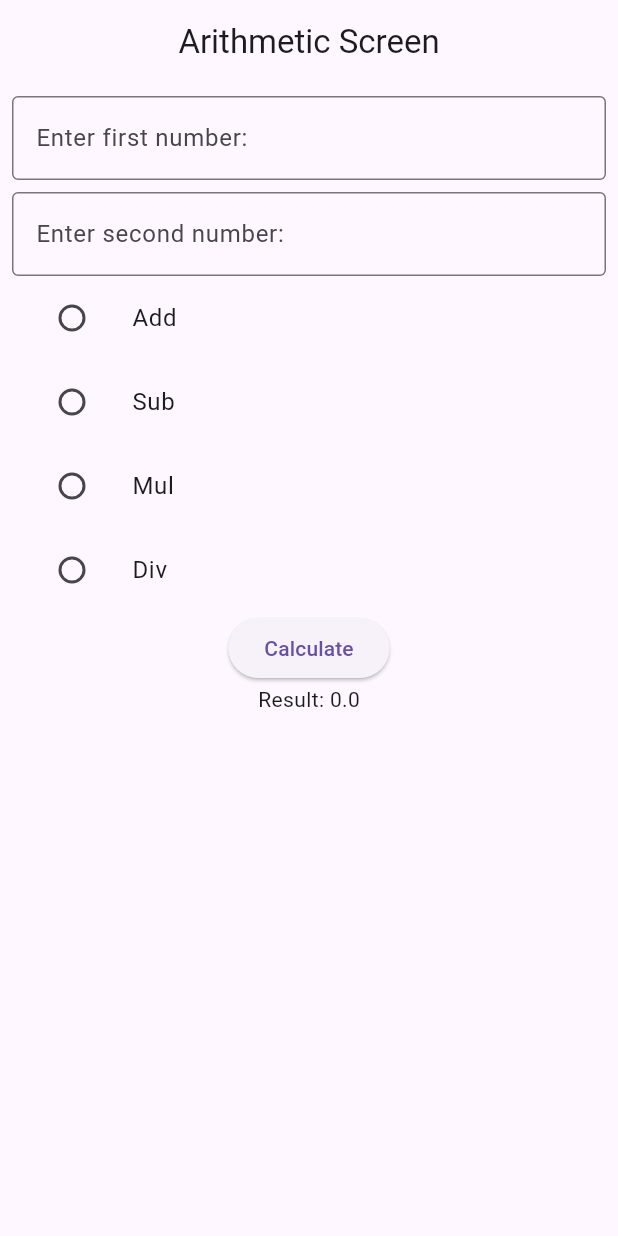
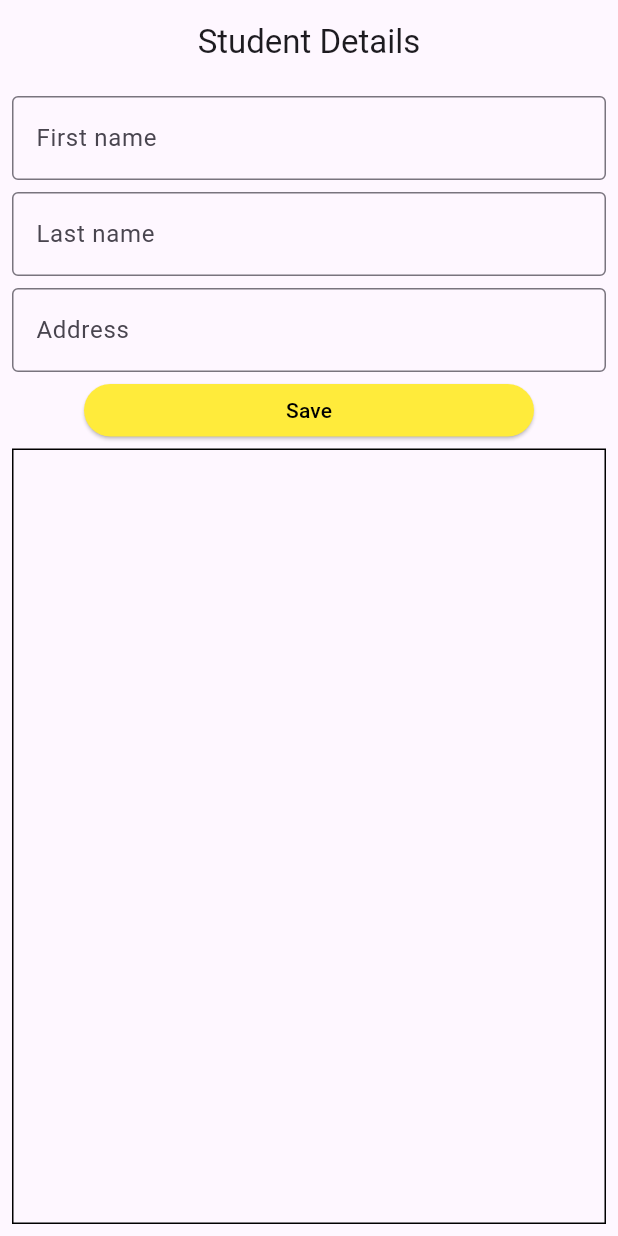
Before and after one commit to KryssNa/MobileApplication32, a Flutter app: the screen it shows after launch, on a phone screen of 412 x 824 dp. Run offline on Flutter 3.47's test engine with Material 3 defaults, Android fonts, the phone set to English and light mode, and no system bars.

Commit message:
Student details assignment

```diff
--- a/lib/app/app.dart
+++ b/lib/app/app.dart
@@ -1,5 +1,5 @@
 import 'package:flutter/material.dart';
-import 'package:simple_interest/screen/arithmetic_screen.dart';
+import 'package:simple_interest/screen/student_details_screen.dart';
 
 class App extends StatelessWidget {
   const App({super.key});
@@ -7,7 +7,7 @@ class App extends StatelessWidget {
   @override
   Widget build(BuildContext context) {
     return const MaterialApp(
-      home: ArithmeticScreen(),
+      home: StudentDetailsScreen(),
     );
   }
 }
--- /dev/null
+++ b/lib/common_widget/my_button.dart
@@ -0,0 +1,20 @@
+import 'package:flutter/material.dart';
+
+class MyButton extends StatelessWidget {
+  const MyButton({super.key, required this.onPressed, required this.text});
+  final VoidCallback onPressed;
+  final String text;
+
+  @override
+  Widget build(BuildContext context) {
+    return ElevatedButton(
+        onPressed: onPressed,
+        style: ElevatedButton.styleFrom(
+            // padding: const EdgeInsets.symmetric(horizontal: 20, vertical: 10),
+            backgroundColor: Colors.yellow),
+        child: Text(
+          text,
+          style: const TextStyle(color: Colors.black),
+        ));
+  }
+}
--- /dev/null
+++ b/lib/common_widget/my_textfield.dart
@@ -0,0 +1,30 @@
+import 'package:flutter/material.dart';
+
+class MyTextFormField extends StatelessWidget {
+  const MyTextFormField({
+    super.key,
+    required this.onChanged,
+    required this.text,
+  });
+
+  // on changed callback
+  final ValueChanged<String> onChanged;
+  final String text;
+
+  @override
+  Widget build(BuildContext context) {
+    return TextFormField(
+      decoration: InputDecoration(
+        hintText: text,
+        border: const OutlineInputBorder(),
+      ),
+      onChanged: onChanged,
+      validator: (value) {
+        if (value!.isEmpty) {
+          return 'Please enter some text';
+        }
+        return null;
+      },
+    );
+  }
+}
--- /dev/null
+++ b/lib/model/student_details_model.dart
@@ -0,0 +1,12 @@
+class StudentDetailsModel {
+  final String firstName;
+  final String lastName;
+  final String address;
+  StudentDetailsModel(
+      {required this.firstName, required this.lastName, required this.address});
+
+  studentDetial() {
+    return StudentDetailsModel(
+        firstName: firstName, lastName: lastName, address: address);
+  }
+}
--- a/lib/screen/list_tile_screen.dart
+++ b/lib/screen/list_tile_screen.dart
@@ -25,8 +25,11 @@ class ListTileScreen extends StatelessWidget {
               if (i % 2 == 1) ...{
                 ListTileWidget(
                   index: i,
+                  imageName: "assets/images/image1.jpg",
                 ),
-              },
+              } else ...{
+                ListTileWidget(index: i, imageName: "assets/images/image2.png")
+              }
             }
           ],
         ),
--- /dev/null
+++ b/lib/screen/student_details_screen.dart
@@ -0,0 +1,110 @@
+import 'package:flutter/material.dart';
+import 'package:simple_interest/common_widget/my_button.dart';
+import 'package:simple_interest/common_widget/my_textfield.dart';
+
+class StudentDetailsScreen extends StatefulWidget {
+  const StudentDetailsScreen({super.key});
+
+  @override
+  State<StudentDetailsScreen> createState() => _StudentDetailsScreenState();
+}
+
+class _StudentDetailsScreenState extends State<StudentDetailsScreen> {
+  String? firstName;
+  String? lastName;
+  String? address;
+  List<Map<String, String>> studentsList = [];
+  final formKey = GlobalKey<FormState>();
+
+  @override
+  Widget build(BuildContext context) {
+    const gap = SizedBox(
+      height: 8,
+    );
+    return Scaffold(
+      appBar: AppBar(
+        title: const Text("Student Details"),
+        centerTitle: true,
+      ),
+      body: Padding(
+        padding: const EdgeInsets.all(8.0),
+        child: Form(
+          key: formKey,
+          child: Column(
+            children: [
+              MyTextFormField(
+                  onChanged: (value) {
+                    setState(() {
+                      firstName = value;
+                    });
+                  },
+                  text: "First name"),
+              gap,
+              MyTextFormField(
+                  onChanged: (value) {
+                    setState(() {
+                      lastName = value;
+                    });
+                  },
+                  text: "Last name"),
+              gap,
+              MyTextFormField(
+                  onChanged: (value) {
+                    setState(() {
+                      address = value;
+                    });
+                  },
+                  text: "Address"),
+              gap,
+              SizedBox(
+                width: 300,
+                height: 35,
+                child: MyButton(
+                    onPressed: () {
+                      if (formKey.currentState!.validate()) {
+                        setState(() {
+                          studentsList.add({
+                            'fname': firstName!,
+                            'lname': lastName!,
+                            'address': address!
+                          });
+                        });
+                      }
+                    },
+                    text: "Save"),
+              ),
+              gap,
+              Flexible(
+                fit: FlexFit.loose,
+                child: Container(
+                  // height: 300,
+                  // width: 400,
+                  decoration: BoxDecoration(
+                    border: Border.all(color: Colors.black),
+                  ),
+                  child: Expanded(
+                    child: ListView.builder(
+                      itemCount: studentsList.length,
+                      itemBuilder: (context, index) {
+                        final student = studentsList[index];
+                        return ListTile(
+                          leading: const CircleAvatar(
+                            foregroundImage:
+                                AssetImage('assets/images/image1.jpg'),
+                          ),
+                          title:
+                              Text("${student['fname']} ${student['lname']}"),
+                          subtitle: Text("${student['address']}"),
+                        );
+                      },
+                    ),
+                  ),
+                ),
+              ),
+            ],
+          ),
+        ),
+      ),
+    );
+  }
+}
```
Also changed, not shown: lib/common_widget/listtile_widget.dart (+13 -3 lines), lib/common_widget/my_snackbar.dart (added, +13 -0 lines), lib/screen/custom_widget_screen.dart (added, +90 -0 lines), lib/screen/flexible_expanded_screen.dart (added, +54 -0 lines), lib/screen/output_screen.dart (added, +22 -0 lines), pubspec.yaml (+5 -7 lines), assets/images/image1.jpg (added), assets/images/image2.png (added).
